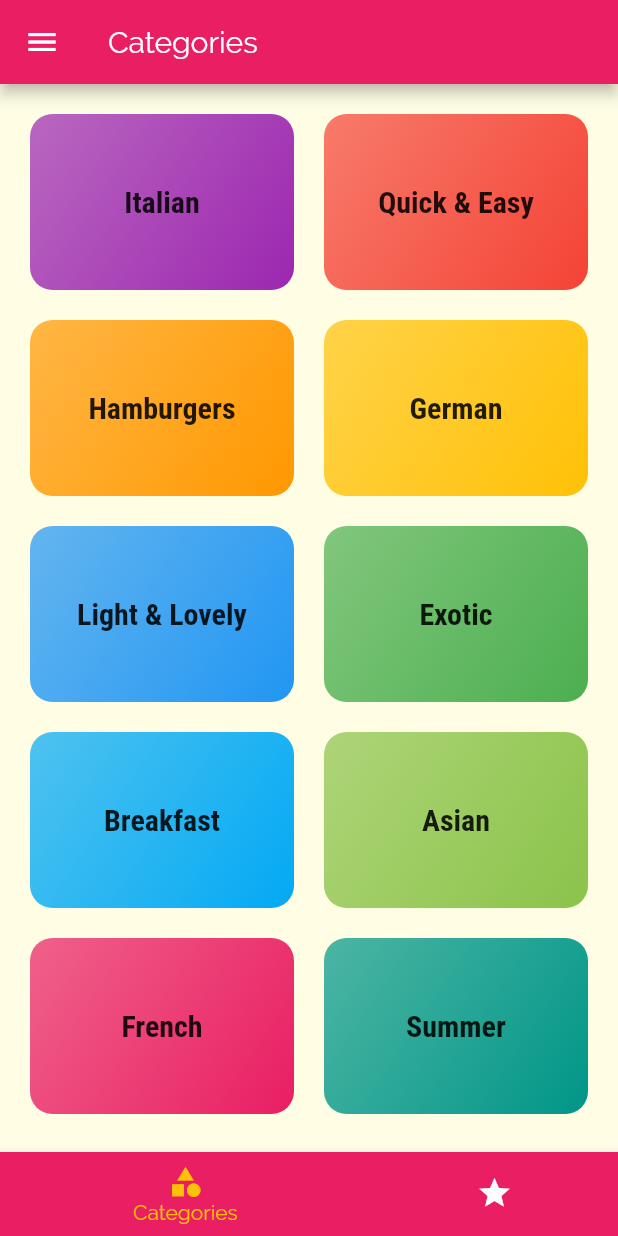
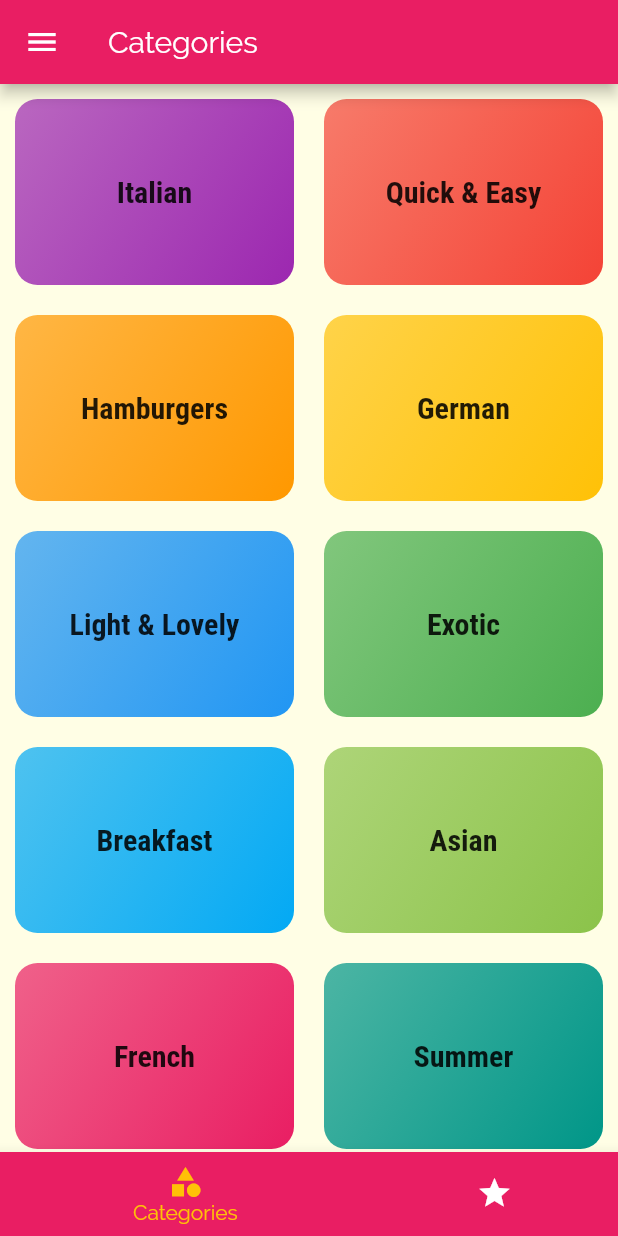
Before and after one commit to Hamdi009/meals_app, a Flutter app: the screen it shows after launch, on a phone screen of 412 x 824 dp. Run offline on Flutter 3.47's test engine with Material 2 defaults, Android fonts, the phone set to English and light mode, and no system bars.

```diff
--- a/meals_app/lib/screens/categories_screen.dart
+++ b/meals_app/lib/screens/categories_screen.dart
@@ -6,7 +6,7 @@ class CategoriesScreen extends StatelessWidget {
   @override
   Widget build(BuildContext context) {
     return GridView(
-      padding: const EdgeInsets.all(20),
+      padding: const EdgeInsets.all(10),
       gridDelegate: SliverGridDelegateWithMaxCrossAxisExtent(
         maxCrossAxisExtent: 200,
         childAspectRatio: 3 / 2,
```
